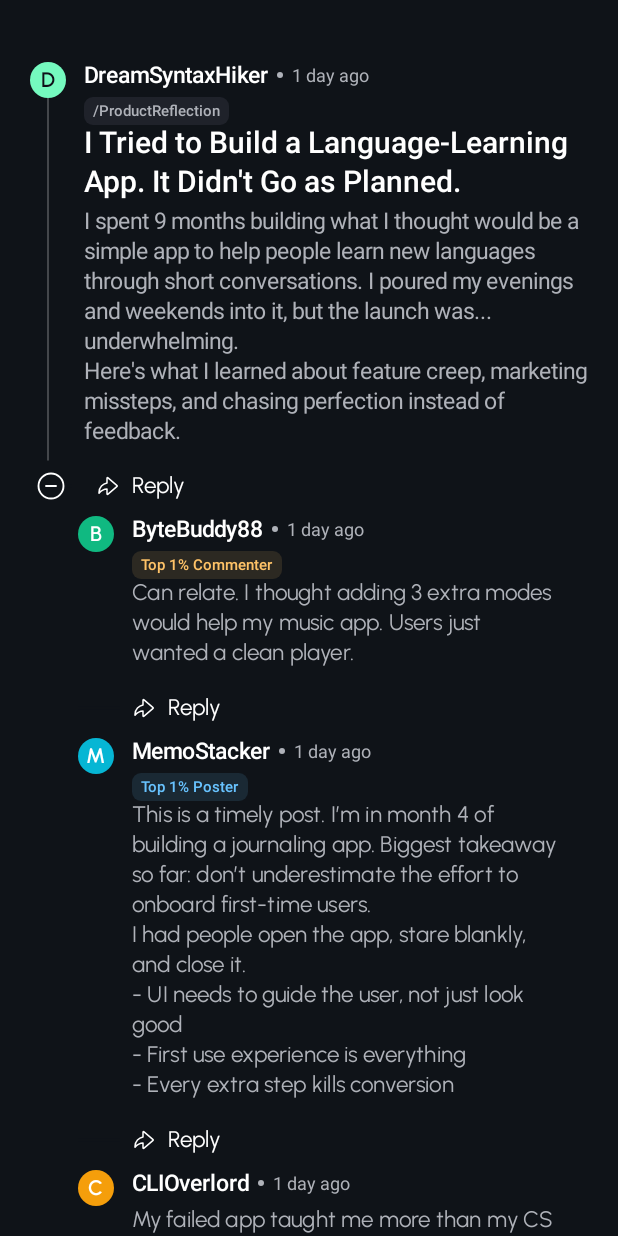
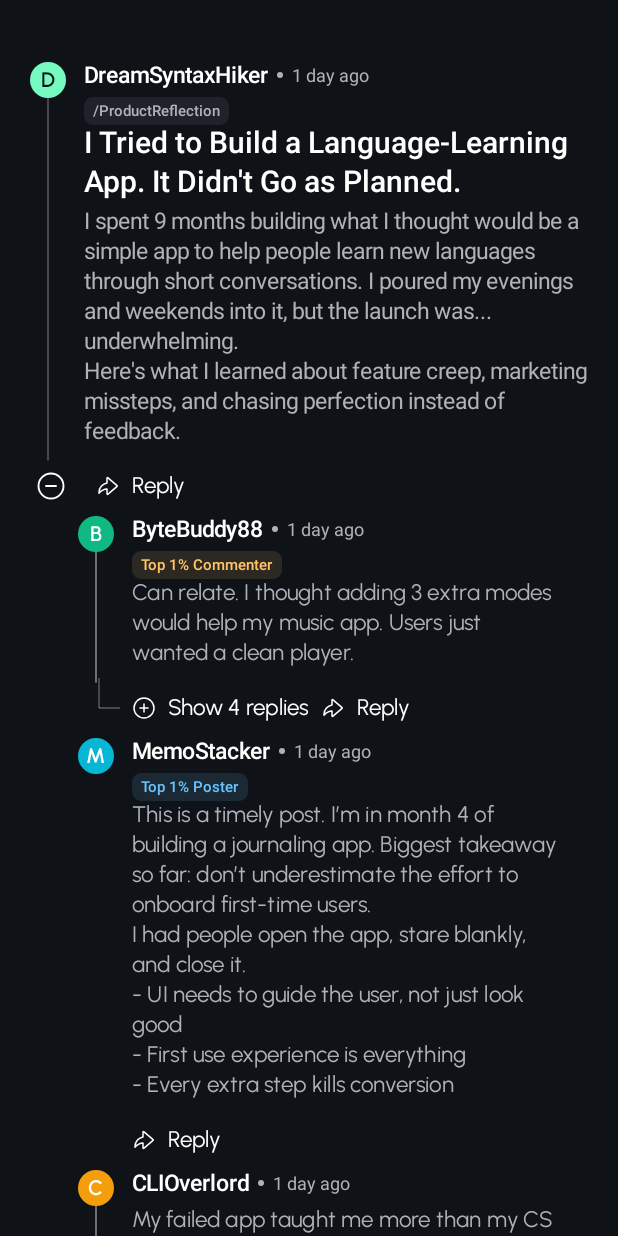
Before and after one commit to abaddona74-glitch/CollapsibleChatThread, an Android app built with Jetpack Compose: the screen it shows after launch (MainActivity), after a tap on an icon or button, on a phone screen of 412 x 824 dp. Run offline under Robolectric (Android 15) with nearby library versions, the phone set to English and light mode, and no system bars.

Commit message:
fix: Update reply count logic in CommentItem and enhance sample comments with additional replies

```diff
--- a/app/src/main/java/com/maxmudbek/collapsiblechatthread/ui/components/ThreadedComments.kt
+++ b/app/src/main/java/com/maxmudbek/collapsiblechatthread/ui/components/ThreadedComments.kt
@@ -392,7 +392,7 @@ fun CommentItem(
 
                 if (hasReplies) {
                     val label = run {
-                        val c = comment.getTotalReplyCount()
+                        val c = comment.getDirectReplyCount()
                         if (c == 1) "Show 1 reply" else "Show $c replies"
                     }
 
--- a/app/src/main/java/com/maxmudbek/collapsiblechatthread/utils/SampleData.kt
+++ b/app/src/main/java/com/maxmudbek/collapsiblechatthread/utils/SampleData.kt
@@ -31,7 +31,37 @@ Here's what I learned about feature creep, marketing missteps, and chasing perfe
                         authorInitial = "B",
                         timestamp = now - oneDay,
                         tags = listOf("Top 1% Commenter"),
-                        content = "Can relate. I thought adding 3 extra modes would help my music app. Users just wanted a clean player."
+                            content = "Can relate. I thought adding 3 extra modes would help my music app. Users just wanted a clean player.",
+                            replies = listOf(
+                                Comment(
+                                    id = "1-1-1",
+                                    authorName = "CodeNamedQuiet",
+                                    authorInitial = "C",
+                                    timestamp = now - oneDay,
+                                    content = "Can relate. I thought adding 3 extra modes would help my music app. Users just wanted a clean player."
+                                ),
+                                Comment(
+                                    id = "1-1-2",
+                                    authorName = "InfiniteCoffee",
+                                    authorInitial = "I",
+                                    timestamp = now - oneDay,
+                                    content = "A minimal core product > overloaded app."
+                                ),
+                                Comment(
+                                    id = "1-1-3",
+                                    authorName = "APITestDummy",
+                                    authorInitial = "A",
+                                    timestamp = now - oneDay,
+                                    content = "I added offline support, 5 themes, and full emoji search. No one cared. Just wanted smooth onboarding."
+                                ),
+                                Comment(
+                                    id = "1-1-4",
+                                    authorName = "RetroUXFlare",
+                                    authorInitial = "R",
+                                    timestamp = now - oneDay,
+                                    content = "Too many features = too many bugs = bad reviews. Learned that the hard way."
+                                )
+                            )
                     ),
                     Comment(
                         id = "1-2",
@@ -50,7 +80,23 @@ I had people open the app, stare blankly, and close it.
                         authorName = "CLIOverlord",
                         authorInitial = "C",
                         timestamp = now - oneDay,
-                        content = "My failed app taught me more than my CS degree. There's no syllabus for building something strangers actually want."
+                            content = "My failed app taught me more than my CS degree. There's no syllabus for building something strangers actually want.",
+                            replies = listOf(
+                                Comment(
+                                    id = "1-3-1",
+                                    authorName = "DebugDruid",
+                                    authorInitial = "D",
+                                    timestamp = now - oneDay,
+                                    content = "Truth. The gap between \u201cthis is useful to me\u201d and \u201cthis is useful to others\u201d is massive."
+                                ),
+                                Comment(
+                                    id = "1-3-2",
+                                    authorName = "SilentLambda",
+                                    authorInitial = "S",
+                                    timestamp = now - oneDay,
+                                    content = "You don't learn product-market fit in school. You learn it after shipping something no one wants"
+                                )
+                            )
                     )
                 )
             )
```
